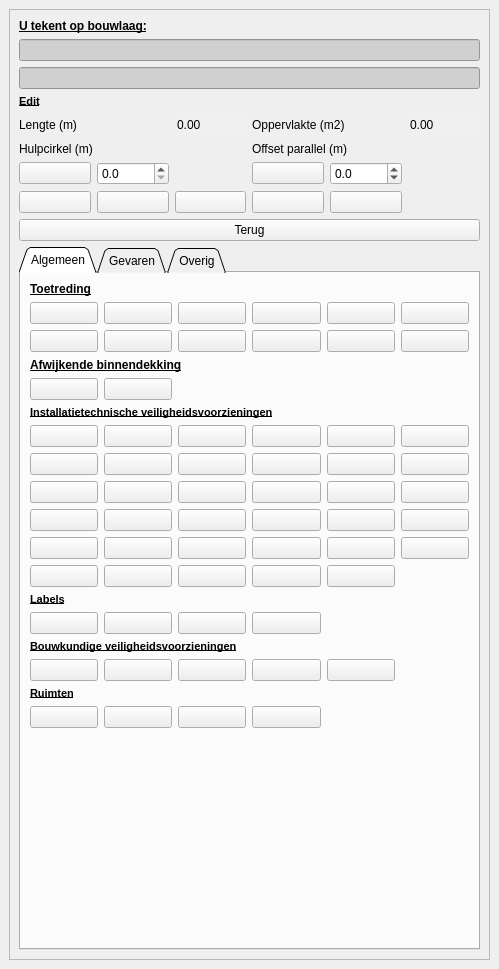
OIV-NL-QGIS/QGIS_project, file plugin/oiv/bag_pand/oiv_tekenen_widget.ui: the form before one commit.
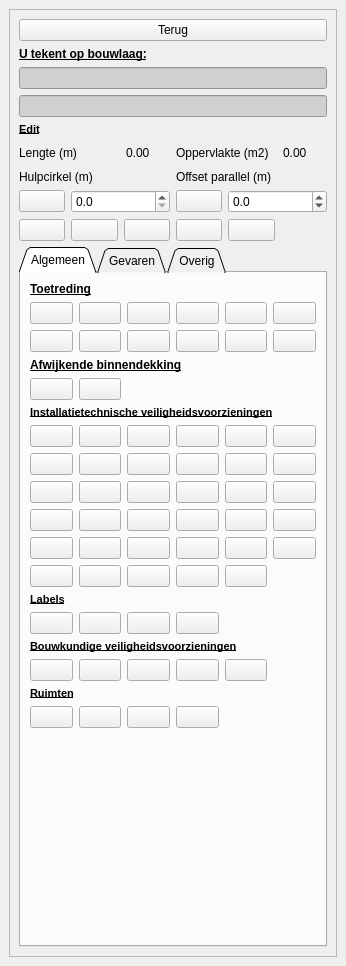
The form after the commit. Icons and pictures are not drawn.

The edit to the form file:
```diff
--- a/plugin/oiv/bag_pand/oiv_tekenen_widget.ui
+++ b/plugin/oiv/bag_pand/oiv_tekenen_widget.ui
@@ -6,8 +6,8 @@
    <rect>
     <x>0</x>
     <y>0</y>
-    <width>499</width>
-    <height>969</height>
+    <width>346</width>
+    <height>966</height>
    </rect>
   </property>
   <property name="sizePolicy">
@@ -34,8 +34,8 @@
         <rect>
          <x>0</x>
          <y>0</y>
-         <width>479</width>
-         <height>927</height>
+         <width>326</width>
+         <height>924</height>
         </rect>
        </property>
        <layout class="QVBoxLayout" name="verticalLayout">
@@ -163,25 +163,18 @@
               <property name="enabled">
                <bool>false</bool>
               </property>
+              <property name="sizePolicy">
+               <sizepolicy hsizetype="Minimum" vsizetype="Fixed">
+                <horstretch>0</horstretch>
+                <verstretch>0</verstretch>
+               </sizepolicy>
+              </property>
               <property name="styleSheet">
                <string notr="true">background-color: rgb(208, 208, 208);
 border-color: rgba(255, 255, 255, 0);</string>
               </property>
              </widget>
             </item>
-            <item row="9" column="4">
-             <widget class="QDoubleSpinBox" name="offset">
-              <property name="decimals">
-               <number>1</number>
-              </property>
-              <property name="minimum">
-               <double>-1000.000000000000000</double>
-              </property>
-              <property name="maximum">
-               <double>1000.000000000000000</double>
-              </property>
-             </widget>
-            </item>
             <item row="6" column="2">
              <widget class="QDoubleSpinBox" name="lengte">
               <property name="styleSheet">
@@ -196,27 +189,6 @@
               </property>
              </widget>
             </item>
-            <item row="1" column="0" colspan="5">
-             <widget class="QLabel" name="label_6">
-              <property name="sizePolicy">
-               <sizepolicy hsizetype="Minimum" vsizetype="Fixed">
-                <horstretch>0</horstretch>
-                <verstretch>0</verstretch>
-               </sizepolicy>
-              </property>
-              <property name="font">
-               <font>
-                <family>Arial</family>
-                <weight>75</weight>
-                <bold>true</bold>
-                <underline>true</underline>
-               </font>
-              </property>
-              <property name="text">
-               <string>U tekent op bouwlaag:</string>
-              </property>
-             </widget>
-            </item>
             <item row="9" column="0">
              <widget class="QPushButton" name="straal_button">
               <property name="text">
@@ -228,39 +200,6 @@
               </property>
              </widget>
             </item>
-            <item row="9" column="1">
-             <widget class="QDoubleSpinBox" name="straal">
-              <property name="decimals">
-               <number>1</number>
-              </property>
-              <property name="maximum">
-               <double>1000.000000000000000</double>
-              </property>
-             </widget>
-            </item>
-            <item row="4" column="0" colspan="2">
-             <widget class="QLabel" name="label_7">
-              <property name="sizePolicy">
-               <sizepolicy hsizetype="Preferred" vsizetype="Fixed">
-                <horstretch>0</horstretch>
-                <verstretch>0</verstretch>
-               </sizepolicy>
-              </property>
-              <property name="font">
-               <font>
-                <family>Arial</family>
-                <pointsize>8</pointsize>
-                <weight>75</weight>
-                <bold>true</bold>
-                <underline>true</underline>
-                <strikeout>false</strikeout>
-               </font>
-              </property>
-              <property name="text">
-               <string>Edit</string>
-              </property>
-             </widget>
-            </item>
             <item row="3" column="0" colspan="6">
              <widget class="QLineEdit" name="bouwlaag">
               <property name="sizePolicy">
@@ -385,6 +324,92 @@
               </property>
              </widget>
             </item>
+            <item row="0" column="0" colspan="6">
+             <widget class="QPushButton" name="terug">
+              <property name="sizePolicy">
+               <sizepolicy hsizetype="Minimum" vsizetype="Fixed">
+                <horstretch>0</horstretch>
+                <verstretch>0</verstretch>
+               </sizepolicy>
+              </property>
+              <property name="text">
+               <string>Terug</string>
+              </property>
+              <property name="iconSize">
+               <size>
+                <width>28</width>
+                <height>28</height>
+               </size>
+              </property>
+             </widget>
+            </item>
+            <item row="9" column="1" colspan="2">
+             <widget class="QDoubleSpinBox" name="straal">
+              <property name="decimals">
+               <number>1</number>
+              </property>
+              <property name="maximum">
+               <double>1000.000000000000000</double>
+              </property>
+             </widget>
+            </item>
+            <item row="9" column="4" colspan="2">
+             <widget class="QDoubleSpinBox" name="offset">
+              <property name="decimals">
+               <number>1</number>
+              </property>
+              <property name="minimum">
+               <double>-1000.000000000000000</double>
+              </property>
+              <property name="maximum">
+               <double>1000.000000000000000</double>
+              </property>
+             </widget>
+            </item>
+            <item row="4" column="0" colspan="6">
+             <widget class="QLabel" name="label_7">
+              <property name="sizePolicy">
+               <sizepolicy hsizetype="Preferred" vsizetype="Fixed">
+                <horstretch>0</horstretch>
+                <verstretch>0</verstretch>
+               </sizepolicy>
+              </property>
+              <property name="font">
+               <font>
+                <family>Arial</family>
+                <pointsize>8</pointsize>
+                <weight>75</weight>
+                <bold>true</bold>
+                <underline>true</underline>
+                <strikeout>false</strikeout>
+               </font>
+              </property>
+              <property name="text">
+               <string>Edit</string>
+              </property>
+             </widget>
+            </item>
+            <item row="1" column="0" colspan="6">
+             <widget class="QLabel" name="label_6">
+              <property name="sizePolicy">
+               <sizepolicy hsizetype="Minimum" vsizetype="Fixed">
+                <horstretch>0</horstretch>
+                <verstretch>0</verstretch>
+               </sizepolicy>
+              </property>
+              <property name="font">
+               <font>
+                <family>Arial</family>
+                <weight>75</weight>
+                <bold>true</bold>
+                <underline>true</underline>
+               </font>
+              </property>
+              <property name="text">
+               <string>U tekent op bouwlaag:</string>
+              </property>
+             </widget>
+            </item>
            </layout>
           </item>
           <item row="7" column="1">
@@ -4957,25 +4982,6 @@
             </widget>
            </widget>
           </item>
-          <item row="5" column="1">
-           <widget class="QPushButton" name="terug">
-            <property name="sizePolicy">
-             <sizepolicy hsizetype="Minimum" vsizetype="Fixed">
-              <horstretch>0</horstretch>
-              <verstretch>0</verstretch>
-             </sizepolicy>
-            </property>
-            <property name="text">
-             <string>Terug</string>
-            </property>
-            <property name="iconSize">
-             <size>
-              <width>28</width>
-              <height>28</height>
-             </size>
-            </property>
-           </widget>
-          </item>
          </layout>
         </item>
        </layout>
```
Left out of the diff: 2404 changed lines with no effect on the pictures.
